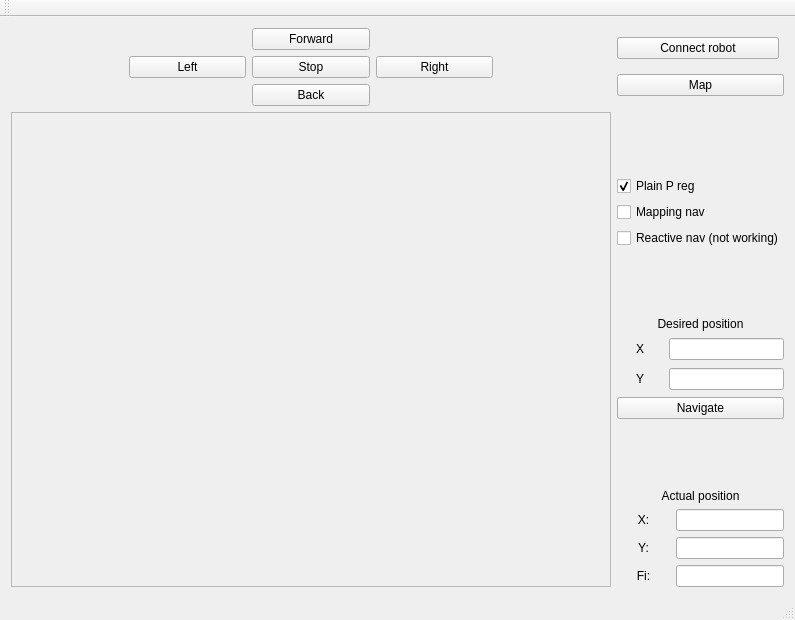
Old version of the form mainwindow.ui in the repository LadislavBrecka/Robot-regulator-GUI.
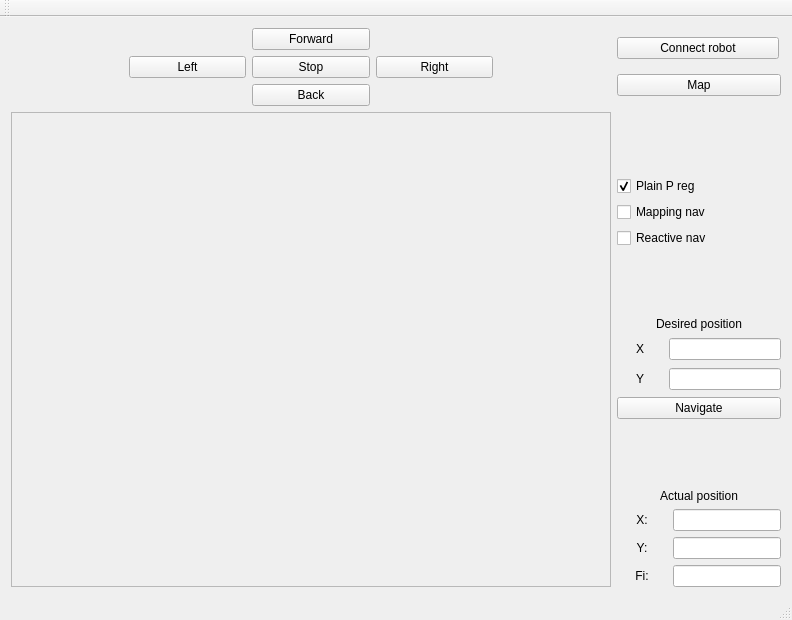
New version of the form.

Commit message: Reactive navigation done

```diff
--- a/mainwindow.ui
+++ b/mainwindow.ui
@@ -6,7 +6,7 @@
    <rect>
     <x>0</x>
     <y>0</y>
-    <width>788</width>
+    <width>792</width>
     <height>620</height>
    </rect>
   </property>
@@ -197,7 +197,7 @@
       <item>
        <widget class="QCheckBox" name="checkBox_2">
         <property name="text">
-         <string>Reactive nav (not working)</string>
+         <string>Reactive nav</string>
         </property>
        </widget>
       </item>
```
Left out of the diff: 2 changed lines with no effect on the pictures. The commit also changes 3 other files.
